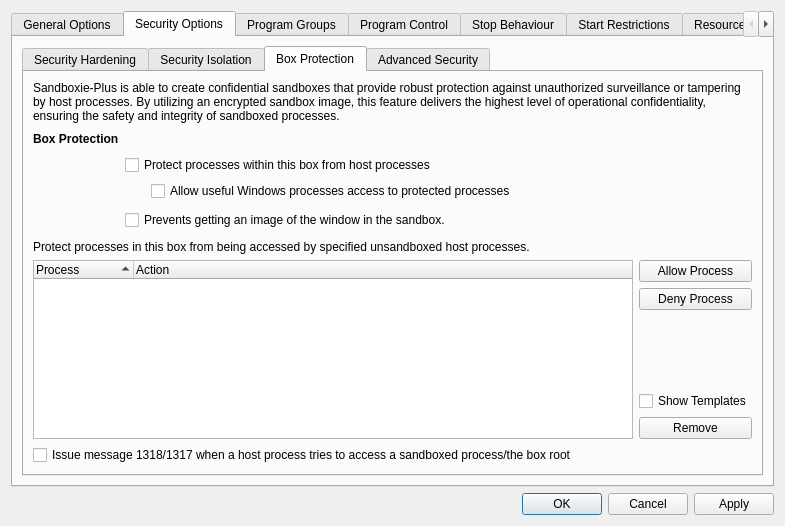
This is SandboxiePlus/SandMan/Forms/OptionsWindow.ui in sandboxie-plus/Sandboxie as Qt 5 draws it before an edit. The edited form follows.
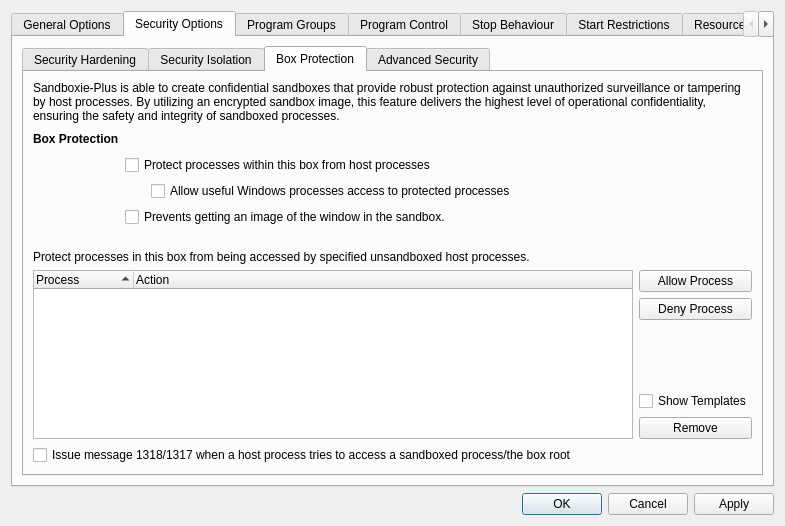
This is the edited form.

```diff
--- a/SandboxiePlus/SandMan/Forms/OptionsWindow.ui
+++ b/SandboxiePlus/SandMan/Forms/OptionsWindow.ui
@@ -1347,44 +1347,6 @@
              <string>Box Protection</string>
             </attribute>
             <layout class="QGridLayout" name="gridLayout_15">
-             <item row="0" column="0" colspan="4">
-              <widget class="QLabel" name="label_52">
-               <property name="text">
-                <string>Sandboxie-Plus is able to create confidential sandboxes that provide robust protection against unauthorized surveillance or tampering by host processes. By utilizing an encrypted sandbox image, this feature delivers the highest level of operational confidentiality, ensuring the safety and integrity of sandboxed processes.</string>
-               </property>
-               <property name="wordWrap">
-                <bool>true</bool>
-               </property>
-              </widget>
-             </item>
-             <item row="2" column="1" colspan="2">
-              <widget class="QCheckBox" name="chkConfidential">
-               <property name="text">
-                <string>Protect processes within this box from host processes</string>
-               </property>
-              </widget>
-             </item>
-             <item row="7" column="3">
-              <widget class="QPushButton" name="btnHostProcessDeny">
-               <property name="text">
-                <string>Deny Process</string>
-               </property>
-              </widget>
-             </item>
-             <item row="11" column="0" colspan="3">
-              <widget class="QCheckBox" name="chkNotifyProtect">
-               <property name="text">
-                <string>Issue message 1318/1317 when a host process tries to access a sandboxed process/the box root</string>
-               </property>
-              </widget>
-             </item>
-             <item row="3" column="2">
-              <widget class="QCheckBox" name="chkLessConfidential">
-               <property name="text">
-                <string>Allow useful Windows processes access to protected processes</string>
-               </property>
-              </widget>
-             </item>
              <item row="1" column="2">
               <spacer name="horizontalSpacer_19">
                <property name="orientation">
@@ -1398,47 +1360,14 @@
                </property>
               </spacer>
              </item>
-             <item row="4" column="3">
-              <spacer name="verticalSpacer_40">
-               <property name="orientation">
-                <enum>Qt::Vertical</enum>
-               </property>
-               <property name="sizeHint" stdset="0">
-                <size>
-                 <width>20</width>
-                 <height>40</height>
-                </size>
-               </property>
-              </spacer>
-             </item>
-             <item row="8" column="3">
-              <spacer name="verticalSpacer_31">
-               <property name="orientation">
-                <enum>Qt::Vertical</enum>
-               </property>
-               <property name="sizeHint" stdset="0">
-                <size>
-                 <width>20</width>
-                 <height>76</height>
-                </size>
-               </property>
-              </spacer>
-             </item>
-             <item row="10" column="3">
-              <widget class="QPushButton" name="btnDelHostProcess">
+             <item row="12" column="0" colspan="3">
+              <widget class="QCheckBox" name="chkNotifyProtect">
                <property name="text">
-                <string>Remove</string>
+                <string>Issue message 1318/1317 when a host process tries to access a sandboxed process/the box root</string>
                </property>
               </widget>
              </item>
-             <item row="6" column="3">
-              <widget class="QPushButton" name="btnHostProcessAllow">
-               <property name="text">
-                <string>Allow Process</string>
-               </property>
-              </widget>
-             </item>
-             <item row="5" column="0" colspan="3">
+             <item row="6" column="0" colspan="3">
               <widget class="QLabel" name="label_5">
                <property name="text">
                 <string>Protect processes in this box from being accessed by specified unsandboxed host processes.</string>
@@ -1448,6 +1377,41 @@
                </property>
               </widget>
              </item>
+             <item row="4" column="1" colspan="2">
+              <widget class="QCheckBox" name="chkProtectWindow">
+               <property name="text">
+                <string>Prevents getting an image of the window in the sandbox.</string>
+               </property>
+              </widget>
+             </item>
+             <item row="11" column="3">
+              <widget class="QPushButton" name="btnDelHostProcess">
+               <property name="text">
+                <string>Remove</string>
+               </property>
+              </widget>
+             </item>
+             <item row="8" column="3">
+              <widget class="QPushButton" name="btnHostProcessDeny">
+               <property name="text">
+                <string>Deny Process</string>
+               </property>
+              </widget>
+             </item>
+             <item row="2" column="1" colspan="2">
+              <widget class="QCheckBox" name="chkConfidential">
+               <property name="text">
+                <string>Protect processes within this box from host processes</string>
+               </property>
+              </widget>
+             </item>
+             <item row="3" column="2">
+              <widget class="QCheckBox" name="chkLessConfidential">
+               <property name="text">
+                <string>Allow useful Windows processes access to protected processes</string>
+               </property>
+              </widget>
+             </item>
              <item row="3" column="1">
               <widget class="QLabel" name="label_47">
                <property name="minimumSize">
@@ -1467,40 +1431,17 @@
                </property>
               </widget>
              </item>
-             <item row="9" column="3">
+             <item row="10" column="3">
               <widget class="QCheckBox" name="chkShowHostProcTmpl">
                <property name="text">
                 <string>Show Templates</string>
                </property>
               </widget>
              </item>
-             <item row="6" column="0" rowspan="5" colspan="3">
-              <widget class="QTreeWidget" name="treeHostProc">
-               <property name="sortingEnabled">
-                <bool>true</bool>
-               </property>
-               <column>
-                <property name="text">
-                 <string>Process</string>
-                </property>
-               </column>
-               <column>
-                <property name="text">
-                 <string>Action</string>
-                </property>
-               </column>
-               <column>
-                <property name="text">
-                 <string/>
-                </property>
-               </column>
-              </widget>
-             </item>
              <item row="1" column="0">
               <widget class="QLabel" name="lblBoxProtection">
                <property name="font">
                 <font>
-                 <weight>75</weight>
                  <bold>true</bold>
                  <kerning>true</kerning>
                 </font>
@@ -1513,13 +1454,71 @@
                </property>
               </widget>
              </item>
-             <item row="4" column="1" colspan="2">
-              <widget class="QCheckBox" name="chkProtectWindow">
+             <item row="7" column="0" rowspan="5" colspan="3">
+              <widget class="QTreeWidget" name="treeHostProc">
+               <property name="sortingEnabled">
+                <bool>true</bool>
+               </property>
+               <column>
+                <property name="text">
+                 <string>Process</string>
+                </property>
+               </column>
+               <column>
+                <property name="text">
+                 <string>Action</string>
+                </property>
+               </column>
+               <column>
+                <property name="text">
+                 <string/>
+                </property>
+               </column>
+              </widget>
+             </item>
+             <item row="7" column="3">
+              <widget class="QPushButton" name="btnHostProcessAllow">
                <property name="text">
-                <string>Prevents getting an image of the window in the sandbox.</string>
+                <string>Allow Process</string>
                </property>
               </widget>
              </item>
+             <item row="9" column="3">
+              <spacer name="verticalSpacer_31">
+               <property name="orientation">
+                <enum>Qt::Vertical</enum>
+               </property>
+               <property name="sizeHint" stdset="0">
+                <size>
+                 <width>20</width>
+                 <height>76</height>
+                </size>
+               </property>
+              </spacer>
+             </item>
+             <item row="0" column="0" colspan="4">
+              <widget class="QLabel" name="label_52">
+               <property name="text">
+                <string>Sandboxie-Plus is able to create confidential sandboxes that provide robust protection against unauthorized surveillance or tampering by host processes. By utilizing an encrypted sandbox image, this feature delivers the highest level of operational confidentiality, ensuring the safety and integrity of sandboxed processes.</string>
+               </property>
+               <property name="wordWrap">
+                <bool>true</bool>
+               </property>
+              </widget>
+             </item>
+             <item row="5" column="1">
+              <spacer name="verticalSpacer_41">
+               <property name="orientation">
+                <enum>Qt::Vertical</enum>
+               </property>
+               <property name="sizeHint" stdset="0">
+                <size>
+                 <width>20</width>
+                 <height>40</height>
+                </size>
+               </property>
+              </spacer>
+             </item>
             </layout>
            </widget>
            <widget class="QWidget" name="tabPrivileges">
```
